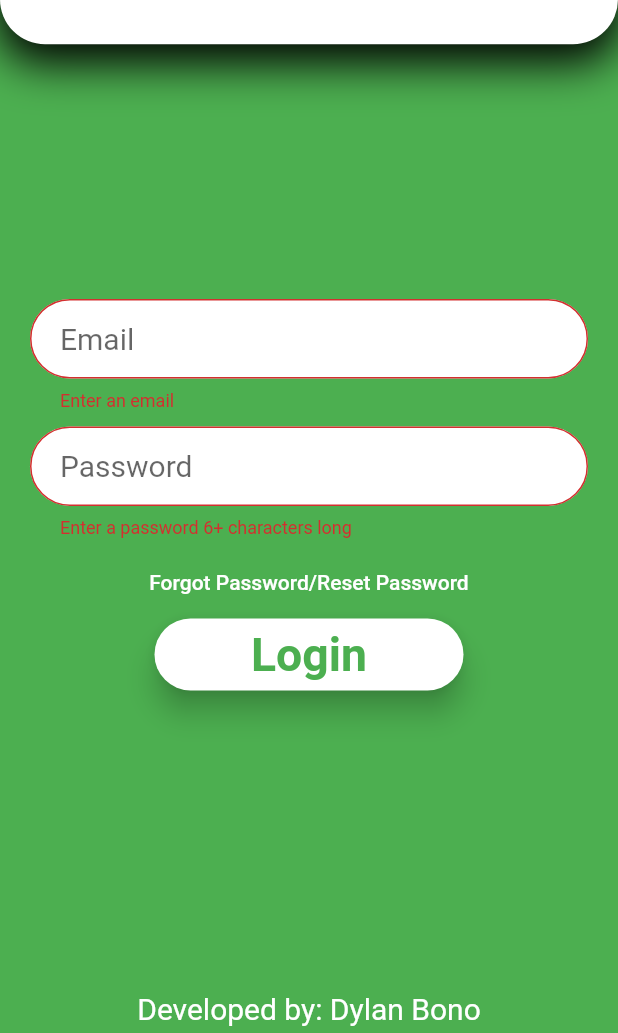
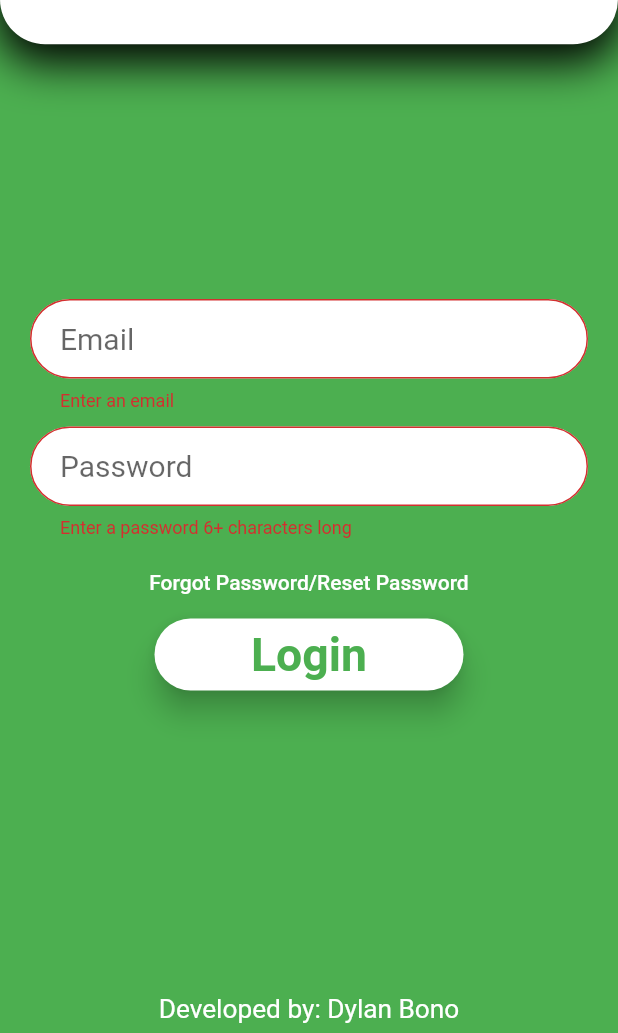
Before and after one commit to Dbono-dev/SicklesNHS, a Flutter app: the screen it shows after launch, after a tap on "Login", on a phone screen of 412 x 824 dp, the part 203-1236 px from its top. Run offline on Flutter 3.47's test engine with Material 2 defaults, Android fonts, the phone set to English and light mode, and no system bars; our stand-ins replace cloud_firestore, date_format, file_picker, firebase_auth, firebase_database, firebase_storage and 5 more; missing offline and left inert: barcode_scan, flutter_full_pdf_viewer, flutter_rounded_date_picker, mailer; accounts and stored records are empty.

Commit message:
Another commit

```diff
--- a/lib/login_screen.dart
+++ b/lib/login_screen.dart
@@ -10,21 +10,15 @@ class LoginScreen extends StatelessWidget {
   @override
   Widget build(BuildContext context) {
     SizeConfig().init(context);
-    return Stack(
-      children: <Widget>[
-        Container(
-          height: SizeConfig.blockSizeVertical * 100,
-          width: SizeConfig.blockSizeHorizontal * 100,
-          color: Colors.green,
-        ),
-        Column(
+    return Scaffold(
+      backgroundColor: Colors.green,
+      body: Column(
         children: <Widget>[
           TopHalfLoginPage(),
           Padding(padding: EdgeInsets.all(SizeConfig.blockSizeVertical * 10)),
           LoginPage(),
         ],
       )
-      ],
     );
   }
 }
@@ -121,7 +115,9 @@ class _MiddlePageLoginScreen extends State<LoginPage> {
 
   @override
   Widget build(BuildContext context) {
-    return Container(
+      return Material(
+        color: Colors.transparent,
+        child: Container(
           height: SizeConfig.blockSizeVertical * 60,
               child: Form(
                 key: _formKey,
@@ -189,6 +185,11 @@ class _MiddlePageLoginScreen extends State<LoginPage> {
                         print("clicked");
                         if(_formKey.currentState.validate()) {
                           _formKey.currentState.save();
+                          Scaffold.of(context).showSnackBar(SnackBar(
+                            content: Text("Logining in...", style: TextStyle(color: Colors.green),),
+                            duration: Duration(seconds: 1),
+                            backgroundColor: Colors.white,
+                          ));
                             dynamic result = await _auth.loginUser(
                               email: _email,
                               password: _password,
@@ -205,10 +206,11 @@ class _MiddlePageLoginScreen extends State<LoginPage> {
                     color: Colors.transparent,
                     child: Padding(
                       padding: const EdgeInsets.fromLTRB(0, 0, 0, 5),
-                  child: Text("Developed by: Dylan Bono", style: TextStyle(color: Colors.white, fontSize: 20),),
+                      child: Text("Developed by: Dylan Bono", style: TextStyle(color: Colors.white, fontSize: 17.5),),
                     )
                   )
                 ],
+          ),
               ),
         ),
       );
@@ -222,11 +224,10 @@ class _MiddlePageLoginScreen extends State<LoginPage> {
 
     return showDialog(
       context: context,
-      barrierDismissible: false,
       child: AlertDialog(
         title: Text("Reset Password"),
         content: Container(
-          height: SizeConfig.blockSizeVertical * 15,
+          height: SizeConfig.blockSizeVertical * 17,
           child: Column(
             children: <Widget>[
               Text("Enter your Email"),
@@ -260,15 +261,14 @@ class _MiddlePageLoginScreen extends State<LoginPage> {
                   if(_theFormKey.currentState.validate()) {
                     _theFormKey.currentState.save();
                     try {
-                      await _auth.resetPassword(_theEmail);
+                      await _auth.resetPassword(_theEmail, context);
                     }
-                    on PlatformException catch (error) {
+                    catch (error) {
                       print(error.message);
-                      Navigator.of(context).pop();
                     }
                   }
                 },
-                child: Text("Ok", style: TextStyle(color: Colors.green))
+                child: Text("Submit", style: TextStyle(color: Colors.green))
               ),
             ],
           )
--- a/lib/main.dart
+++ b/lib/main.dart
@@ -15,7 +15,8 @@ class MyApp extends StatelessWidget {
       value: AuthService().user,
         child: MaterialApp(
           theme: ThemeData(
-            primaryColor: Colors.green
+            primaryColor: Colors.green,
+            accentColor: Colors.green
           ),
           debugShowCheckedModeBanner: false,
           home: Wrapper(),
--- a/lib/memberSide/leaderboard.dart
+++ b/lib/memberSide/leaderboard.dart
@@ -163,7 +163,7 @@ class _LeaderBoardTheRealState extends State<LeaderBoardTheReal> {
         children: <Widget> [
           Padding(padding: EdgeInsets.all(5)),
           Container(
-            height: SizeConfig.blockSizeVertical * 65,
+            height: SizeConfig.blockSizeVertical * 63,
             child: FutureBuilder(
               future: getQuarter(),
               builder: (_, snapshot) {
```
Also changed, not shown: lib/adminSide/notification_system.dart (+12 -7 lines), lib/backend/auth_service.dart (+33 -2 lines), lib/memberSide/event_view.dart (+5 -2 lines), 15 other files. Lines whose indentation alone changed are shown as unchanged.
